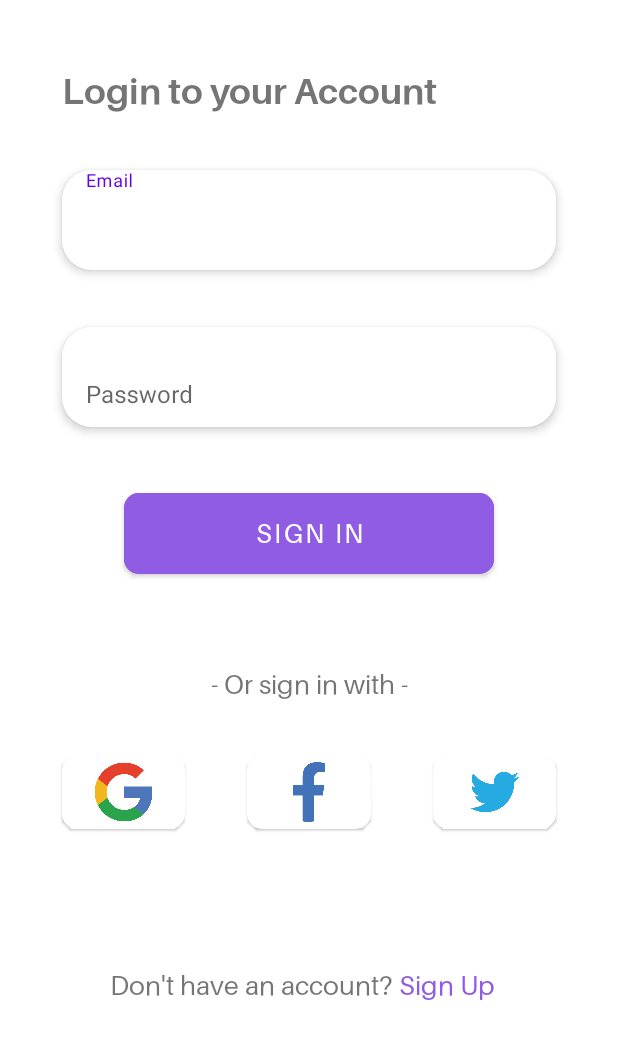
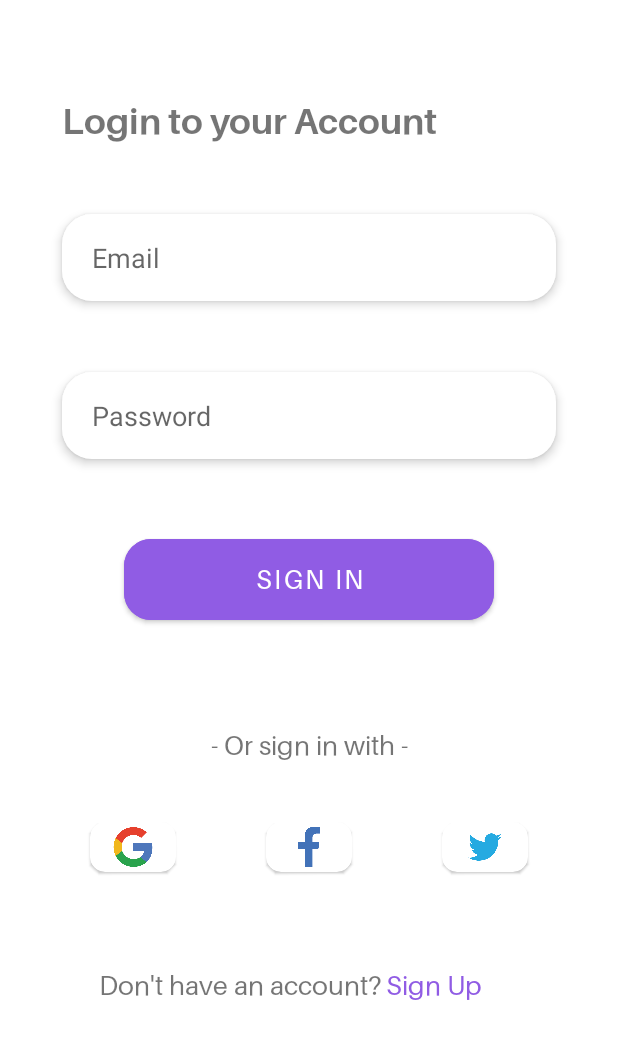
Before and after one commit to SidharthMudgil/reco, an Android app: the fragment LoginFragment shown on its own in the app's theme, on a phone screen of 412 x 824 dp, the part 198-1236 px from its top. Run offline under Robolectric (Android 15) with nearby library versions, the phone set to English and light mode, and no system bars.

Commit message:
UI dimensions modified

```diff
--- a/Reco/app/src/main/AndroidManifest.xml
+++ b/Reco/app/src/main/AndroidManifest.xml
@@ -10,7 +10,7 @@
         android:supportsRtl="true"
         android:theme="@style/Theme.Reco">
         <activity
-            android:name=".LoginActivity"
+            android:name=".view.login.LoginActivity"
             android:exported="false" />
         <activity
             android:name=".view.onboarding.OnBoardingActivity"
--- a/Reco/app/src/main/res/layout/activity_login.xml
+++ b/Reco/app/src/main/res/layout/activity_login.xml
@@ -3,10 +3,11 @@
     xmlns:tools="http://schemas.android.com/tools"
     android:layout_width="match_parent"
     android:layout_height="match_parent"
-    tools:context=".LoginActivity">
+    tools:context=".view.login.LoginActivity">
 
     <androidx.fragment.app.FragmentContainerView
         android:id="@+id/fragmentContainer"
+        android:name="com.sidharth.reco.view.login.LoginFragment"
         android:layout_width="match_parent"
         android:layout_height="match_parent" />
 
--- a/Reco/app/src/main/res/layout/fragment_login.xml
+++ b/Reco/app/src/main/res/layout/fragment_login.xml
@@ -31,57 +31,49 @@
             android:text="@string/login_to_your_account"
             android:textSize="@dimen/signInSignUpPrompt_textSize"
             app:layout_constraintBottom_toBottomOf="parent"
-            app:layout_constraintEnd_toEndOf="@+id/textInputLayout1"
+            app:layout_constraintEnd_toEndOf="@+id/emailET"
             app:layout_constraintHorizontal_bias="0"
-            app:layout_constraintStart_toStartOf="@+id/textInputLayout1"
+            app:layout_constraintStart_toStartOf="@+id/emailET"
             app:layout_constraintTop_toBottomOf="@id/iv_appLogo"
-            app:layout_constraintVertical_bias="0.07" />
+            app:layout_constraintVertical_bias="0.1" />
 
-        <com.google.android.material.textfield.TextInputLayout
-            android:id="@+id/textInputLayout1"
+        <EditText
+            android:id="@id/emailET"
             android:layout_width="@dimen/textInputLayout_width"
-            android:layout_height="wrap_content"
-            app:boxBackgroundMode="none"
+            android:layout_height="0dp"
             android:elevation="@dimen/textInputLayout_elevation"
             android:background="@drawable/bg_login"
+            android:gravity="center_vertical"
+            android:paddingStart="20dp"
+            android:paddingEnd="0dp"
             app:layout_constraintWidth_percent=".8"
+            app:layout_constraintHeight_percent=".07"
             android:hint="@string/email"
+            android:inputType="textEmailAddress"
             app:layout_constraintEnd_toEndOf="parent"
             app:layout_constraintStart_toStartOf="parent"
-            app:layout_constraintBottom_toTopOf="@+id/textInputLayout2"
-            app:layout_constraintTop_toBottomOf="@+id/mtv_loginPrompt">
+            app:layout_constraintBottom_toTopOf="@+id/passwordET"
+            app:layout_constraintTop_toBottomOf="@+id/mtv_loginPrompt"
+            android:autofillHints="" />
 
-            <com.google.android.material.textfield.TextInputEditText
-                android:id="@+id/input_email"
-                android:layout_width="match_parent"
-                android:layout_height="match_parent"
-                android:gravity="center_vertical"
-                android:inputType="textEmailAddress" />
-
-        </com.google.android.material.textfield.TextInputLayout>
-
-        <com.google.android.material.textfield.TextInputLayout
-            android:id="@+id/textInputLayout2"
+        <EditText
+            android:id="@id/passwordET"
             android:layout_width="@dimen/textInputLayout_width"
-            android:layout_height="wrap_content"
-            app:boxBackgroundMode="none"
+            android:layout_height="0dp"
             android:elevation="@dimen/textInputLayout_elevation"
             android:background="@drawable/bg_login"
+            android:gravity="center_vertical"
+            android:paddingStart="20dp"
+            android:paddingEnd="0dp"
+            app:layout_constraintWidth_percent=".8"
+            app:layout_constraintHeight_percent=".07"
             android:hint="@string/password"
-            app:endIconDrawable="@drawable/bg_login"
+            android:inputType="textPassword"
             app:layout_constraintBottom_toTopOf="@+id/mb_signIn"
-            app:layout_constraintEnd_toEndOf="@+id/textInputLayout1"
-            app:layout_constraintStart_toStartOf="@id/textInputLayout1"
-            app:layout_constraintTop_toBottomOf="@+id/textInputLayout1">
-
-            <com.google.android.material.textfield.TextInputEditText
-                android:id="@+id/input_password"
-                android:layout_width="match_parent"
-                android:layout_height="match_parent"
-                android:gravity="center_vertical"
-                android:inputType="textPassword" />
-
-        </com.google.android.material.textfield.TextInputLayout>
+            app:layout_constraintEnd_toEndOf="@+id/emailET"
+            app:layout_constraintStart_toStartOf="@id/emailET"
+            app:layout_constraintTop_toBottomOf="@+id/emailET"
+            android:autofillHints="" />
 
         <com.google.android.material.button.MaterialButton
             android:id="@+id/mb_signIn"
@@ -92,7 +84,7 @@
             android:fontFamily="@font/aileron_regular"
             android:text="@string/sign_in"
             android:textSize="@dimen/signIn_signUp_textSize"
-            app:layout_constraintVertical_bias=".6"
+            app:layout_constraintVertical_bias=".64"
             app:layout_constraintBottom_toBottomOf="parent"
             app:layout_constraintEnd_toEndOf="parent"
             app:layout_constraintHeight_percent=".08"
@@ -110,8 +102,8 @@
             app:layout_constraintBottom_toBottomOf="parent"
             app:layout_constraintEnd_toEndOf="@id/mb_signIn"
             app:layout_constraintStart_toStartOf="@id/mb_signIn"
-            app:layout_constraintTop_toBottomOf="@id/mb_signIn"
-            app:layout_constraintVertical_bias="0.2" />
+            app:layout_constraintTop_toTopOf="parent"
+            app:layout_constraintVertical_bias="0.77" />
 
         <com.google.android.material.card.MaterialCardView
             android:id="@+id/card_google"
@@ -123,7 +115,7 @@
             app:layout_constraintEnd_toStartOf="@+id/card_facebook"
             app:layout_constraintStart_toStartOf="parent"
             app:layout_constraintTop_toTopOf="@+id/card_facebook"
-            app:layout_constraintWidth_percent=".2">
+            app:layout_constraintWidth_percent=".14">
 
             <ImageView
                 android:id="@+id/ib_google"
@@ -143,11 +135,11 @@
             app:cardCornerRadius="@dimen/card_cornerRadius"
             app:layout_constraintBottom_toBottomOf="parent"
             app:layout_constraintEnd_toStartOf="@+id/card_twitter"
-            app:layout_constraintHeight_percent=".06"
+            app:layout_constraintHeight_percent=".04"
             app:layout_constraintStart_toEndOf="@+id/card_google"
             app:layout_constraintTop_toTopOf="parent"
-            app:layout_constraintVertical_bias=".82"
-            app:layout_constraintWidth_percent=".2">
+            app:layout_constraintVertical_bias=".86"
+            app:layout_constraintWidth_percent=".14">
 
             <ImageView
                 android:id="@+id/ib_facebook"
@@ -169,7 +161,7 @@
             app:layout_constraintEnd_toEndOf="parent"
             app:layout_constraintStart_toEndOf="@+id/card_facebook"
             app:layout_constraintTop_toTopOf="@+id/card_facebook"
-            app:layout_constraintWidth_percent=".2">
+            app:layout_constraintWidth_percent=".14">
 
             <ImageView
                 android:id="@+id/ib_twitter"
--- a/Reco/app/src/main/res/values/dimens.xml
+++ b/Reco/app/src/main/res/values/dimens.xml
@@ -19,7 +19,7 @@
     <dimen name="card_width">0dp</dimen>
     <dimen name="card_height">0dp</dimen>
     <dimen name="alternateTV_textSize">18sp</dimen>
-    <dimen name="signIn_signUp_cornerRadius">10dp</dimen>
+    <dimen name="signIn_signUp_cornerRadius">18dp</dimen>
     <dimen name="signIn_signUp_width">0dp</dimen>
     <dimen name="signIn_signUp_height">0dp</dimen>
     <dimen name="signIn_signUp_textSize">18sp</dimen>
```
Also changed, not shown: Reco/app/src/main/java/com/sidharth/reco/MainActivity.java (+29 -1 lines), Reco/app/src/main/java/com/sidharth/reco/view/login/LoginActivity.java (renamed from Reco/app/src/main/java/com/sidharth/reco/LoginActivity.java, +2 -6 lines), Reco/app/src/main/res/layout/fragment_signup.xml (+59 -71 lines), Reco/app/src/main/res/drawable-v24/img_background.png (added).
